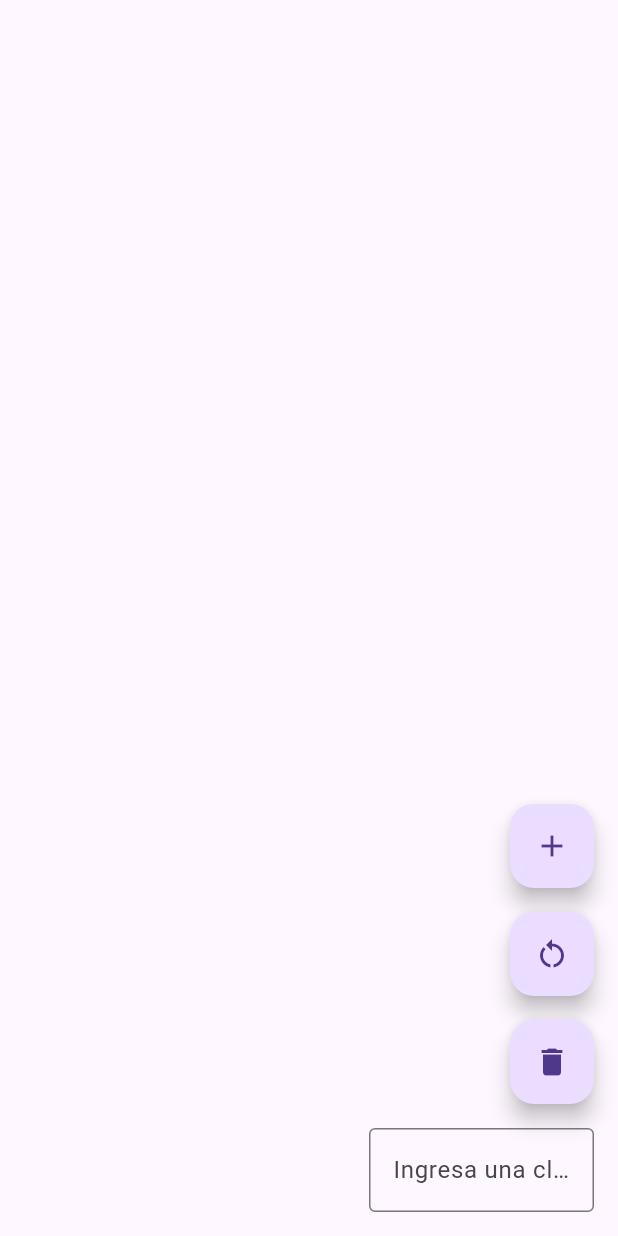
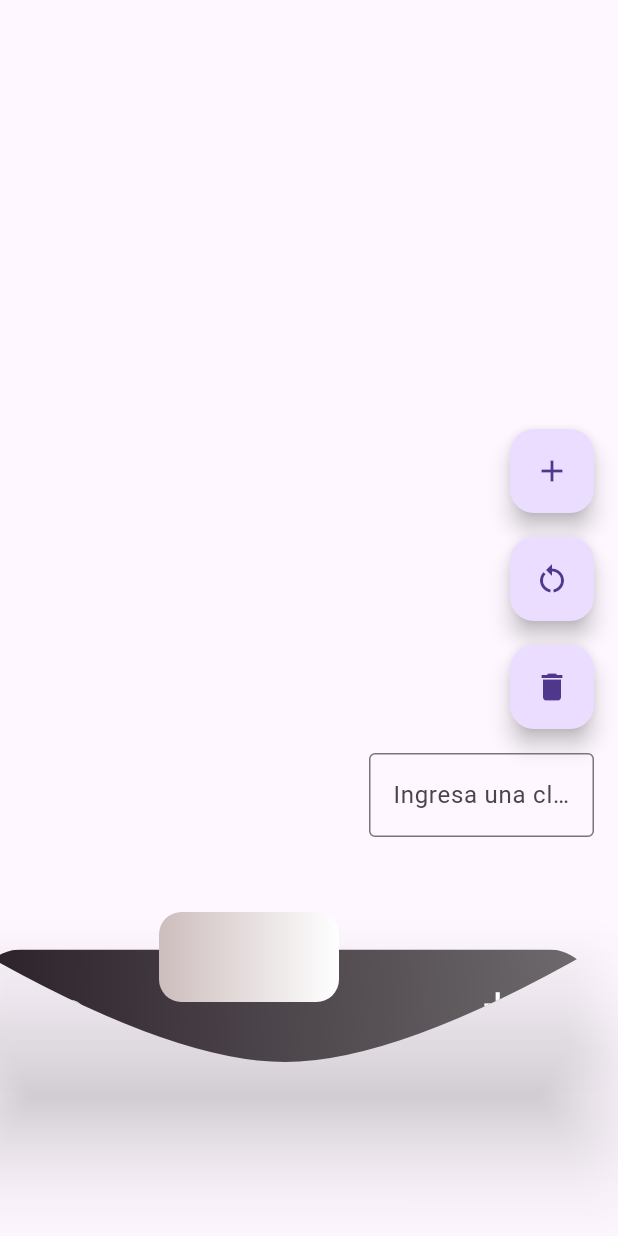
Before and after one commit to Ruui-int/avl, a Flutter app: the screen it shows after launch, on a phone screen of 412 x 824 dp. Run offline on Flutter 3.47's test engine with Material 3 defaults, Android fonts, the light colour scheme and no system bars.

Commit message:
Se mejoró el algoritmo de dibujado, se empezó a trabajar en la UI

```diff
--- /dev/null
+++ b/lib/UI/custom_buttom_bar.dart
@@ -0,0 +1,109 @@
+import 'package:arbol_avl/UI/custom_shape.dart';
+import 'package:flutter/material.dart';
+
+class BottomBar extends StatelessWidget {
+  @override
+  Widget build(BuildContext context) {
+    return SizedBox(
+      height: 200,
+      child: Stack(
+        children: [
+          Positioned(
+            top: 25,
+            left: 0,
+            right: 0,
+            child: Material(
+              elevation: 30,
+              shadowColor: Colors.black,
+              color: Colors.transparent,
+              child: ClipPath(
+                clipper: CustomShapeClipper(),
+                child: Container(
+                  height: 75,
+                  width: 400,
+                  decoration: const BoxDecoration(
+                    gradient: LinearGradient(
+                      colors: [
+                        Color.fromARGB(255, 43, 33, 41),
+                        Color.fromARGB(248, 107, 103, 106),
+                      ],
+                    ),
+                    borderRadius: BorderRadius.only(
+                      topLeft: Radius.circular(30.0),
+                      topRight: Radius.circular(30.0),
+                      bottomLeft: Radius.circular(15.0),
+                      bottomRight: Radius.circular(15.0),
+                    ),
+                  ),
+                  child: Row(
+                    mainAxisAlignment: MainAxisAlignment.spaceBetween,
+                    children: [
+                      SizedBox(
+                        width: 25,
+                      ),
+                      Material(
+                        color: Colors.transparent,
+                        child: InkWell(
+                          onTap: () {
+                            print('Undo pressed');
+                          },
+                          child: Icon(
+                            Icons.undo,
+                            color: Colors.white,
+                            size: 25,
+                          ),
+                        ),
+                      ),
+                      SizedBox(
+                        width: 210,
+                      ),
+                      Material(
+                        color: Colors.transparent,
+                        child: InkWell(
+                          onTap: () {
+                            print('Add pressed');
+                          },
+                          child: Icon(
+                            Icons.add,
+                            color: Colors.white,
+                            size: 30,
+                          ),
+                        ),
+                      ),
+                      SizedBox(
+                        width: 25,
+                      ),
+                    ],
+                  ),
+                ),
+              ),
+            ),
+          ),
+          Positioned(
+            top: 0,
+            left: 122,
+            child: Material(
+              color: Colors.transparent,
+              elevation: 0,
+              child: Container(
+                height: 60,
+                width: 120,
+                decoration: const BoxDecoration(
+                  gradient: LinearGradient(
+                    colors: [
+                      Color.fromARGB(255, 205, 189, 189),
+                      Color.fromARGB(255, 255, 255, 255),
+                    ],
+                  ),
+                  borderRadius: BorderRadius.all(
+                    Radius.circular(15.0),
+                  ),
+                ),
+              ),
+            ),
+          ),
+        ],
+      ),
+    );
+  }
+}
--- /dev/null
+++ b/lib/UI/custom_shape.dart
@@ -0,0 +1,25 @@
+import 'package:flutter/material.dart';
+
+class CustomShapeClipper extends CustomClipper<Path> {
+  @override
+  Path getClip(Size size) {
+    final path = Path();
+
+    // Mueve el punto inicial al extremo izquierdo
+    path.moveTo(0, 0);
+
+    // Agrega una curva cuadrática hacia abajo y hacia la derecha para formar el lado izquierdo de la "U"
+    path.quadraticBezierTo(size.width / 2 - 75, size.height, size.width / 2, size.height);
+
+    // Agrega una curva cuadrática hacia abajo y hacia la izquierda para formar el lado derecho de la "U"
+    path.quadraticBezierTo(size.width / 2 + 75, size.height, size.width, 0);
+
+    // Cierra el path
+    path.close();
+
+    return path;
+  }
+
+  @override
+  bool shouldReclip(CustomClipper<Path> oldClipper) => false;
+}
--- a/lib/main/main.dart
+++ b/lib/main/main.dart
@@ -1,6 +1,8 @@
+import 'package:arbol_avl/UI/custom_buttom_bar.dart';
 import 'package:arbol_avl/model/arbol_painter.dart';
 import 'package:arbol_avl/model/avl.dart';
 import 'package:flutter/material.dart';
+import 'package:flutter/widgets.dart';
 //import 'package:animate_do/animate_do.dart';
 
 void main() {
@@ -105,6 +107,8 @@ class _MainState extends State<Main> {
               ),
             ),
           ),
+          const SizedBox(height: 50),
+          Center(child: BottomBar()),
         ],
       ),
     );
```
Also changed, not shown: lib/model/arbol_painter.dart (+33 -28 lines), lib/model/avl.dart (+0 -30 lines).
